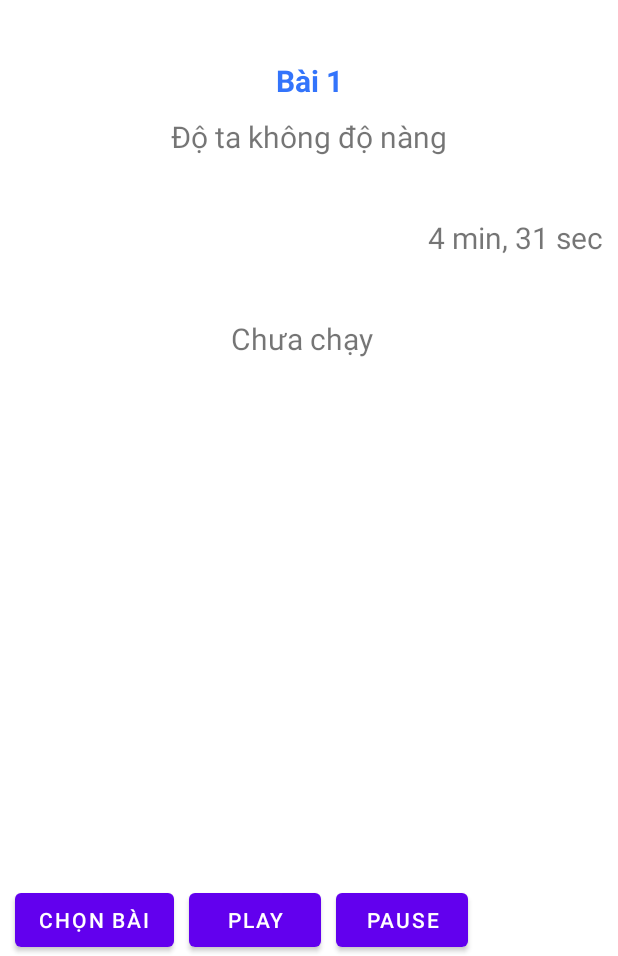
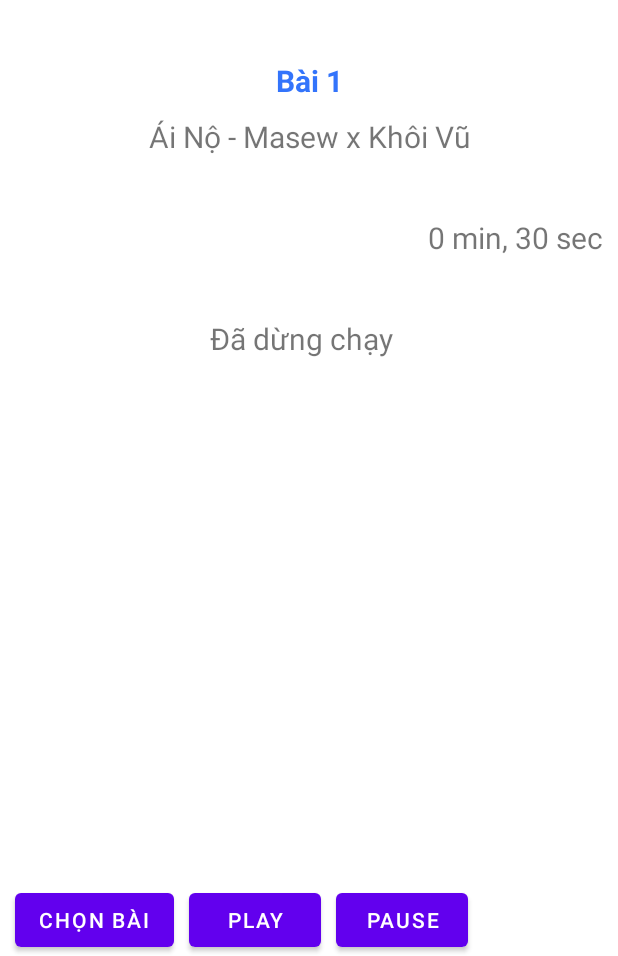
Before and after one commit to ncd0611/AppNgheNhac, an Android app: the screen it shows after launch (MainActivity), after a tap on "PAUSE", on a phone screen of 412 x 824 dp, the part 280-1236 px from its top. Run offline under Robolectric (Android 15) with nearby library versions, the phone set to English and light mode, and no system bars; 1 other tap on this screen came first.

Commit message:
Update activity main

```diff
--- a/app/src/main/java/com/example/appnghenhac/MainActivity.java
+++ b/app/src/main/java/com/example/appnghenhac/MainActivity.java
@@ -27,10 +27,26 @@ public class MainActivity extends AppCompatActivity {
         actionChon();
         Bundle bundle = getIntent().getExtras();
         if(bundle != null){
-            txtIdBai.setText(bundle.getInt("idBai") + "");
+            mediaPlayer.pause();
+            txtIdBai.setText("Bài " + bundle.getString("idBai"));
             khoa = bundle.getInt("khoa");
             txtTenBai.setText(bundle.getString("ten"));
             mediaPlayer = MediaPlayer.create(this, khoa);
+            int startTime = mediaPlayer.getDuration();
+            txtThoiGian.setText(String.format("%d min, %d sec",
+                    TimeUnit.MILLISECONDS.toMinutes((long) startTime),
+                    TimeUnit.MILLISECONDS.toSeconds((long) startTime) -
+                            TimeUnit.MINUTES.toSeconds(TimeUnit.MILLISECONDS.toMinutes((long) startTime))));
+        }else {
+            mediaPlayer.pause();
+            txtIdBai.setText("Bài 1");
+            txtTenBai.setText("Ái Nộ - Masew x Khôi Vũ");
+            mediaPlayer = MediaPlayer.create(this, R.raw.ai_no_masew_x_khoi_vu);
+            int startTime = mediaPlayer.getDuration();
+            txtThoiGian.setText(String.format("%d min, %d sec",
+                    TimeUnit.MILLISECONDS.toMinutes((long) startTime),
+                    TimeUnit.MILLISECONDS.toSeconds((long) startTime) -
+                            TimeUnit.MINUTES.toSeconds(TimeUnit.MILLISECONDS.toMinutes((long) startTime))));
         }
     }
 
@@ -47,6 +63,7 @@ public class MainActivity extends AppCompatActivity {
             @Override
             public void onClick(View v) {
                 mediaPlayer.start();
+                txtTrangthai.setText("Đang chạy");
             }
         });
 
@@ -54,22 +71,10 @@ public class MainActivity extends AppCompatActivity {
             @Override
             public void onClick(View v) {
                 mediaPlayer.pause();
+                txtTrangthai.setText("Đã dừng chạy");
             }
         });
     }
-
-    private Runnable capnhatBai = new Runnable() {
-        @Override
-        public void run() {
-            int startTime = mediaPlayer.getCurrentPosition();
-            txtThoiGian.setText(String.format("%d min, %d sec",
-                    TimeUnit.MILLISECONDS.toMinutes((long) startTime),
-                    TimeUnit.MILLISECONDS.toSeconds((long) startTime) -
-                            TimeUnit.MINUTES.toSeconds(TimeUnit.MILLISECONDS.
-                                    toMinutes((long) startTime)))
-            );
-        }
-    };
 
     private void getView() {
         txtIdBai = (TextView) findViewById(R.id.txtIdBai);
--- a/app/src/main/res/layout/activity_main.xml
+++ b/app/src/main/res/layout/activity_main.xml
@@ -38,7 +38,7 @@
         android:id="@+id/txtTenBai"
         android:layout_width="match_parent"
         android:layout_height="wrap_content"
-        android:text="Độ ta không độ nàng"
+        android:text=""
         android:textSize="20dp"
         android:gravity="center"/>
 
@@ -46,7 +46,7 @@
         android:id="@+id/txtThoiGian"
         android:layout_width="match_parent"
         android:layout_height="wrap_content"
-        android:text="4 min, 31 sec"
+        android:text=""
         android:textSize="20dp"
         android:layout_marginTop="40dp"
         android:layout_marginRight="10dp"
```
